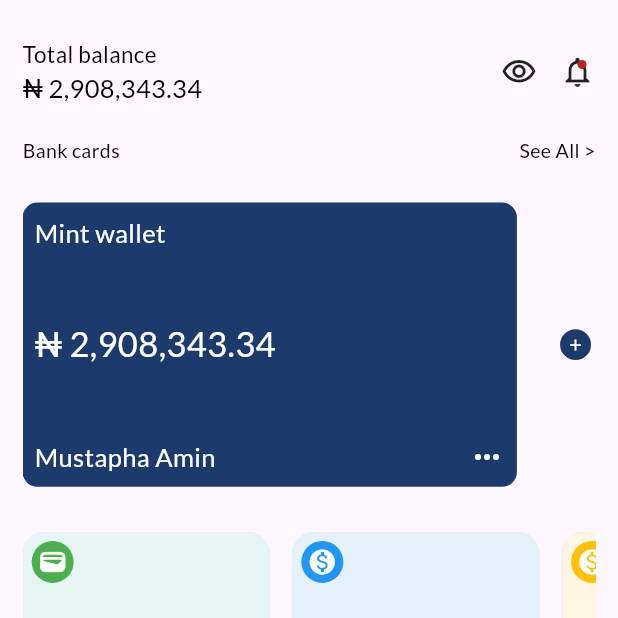
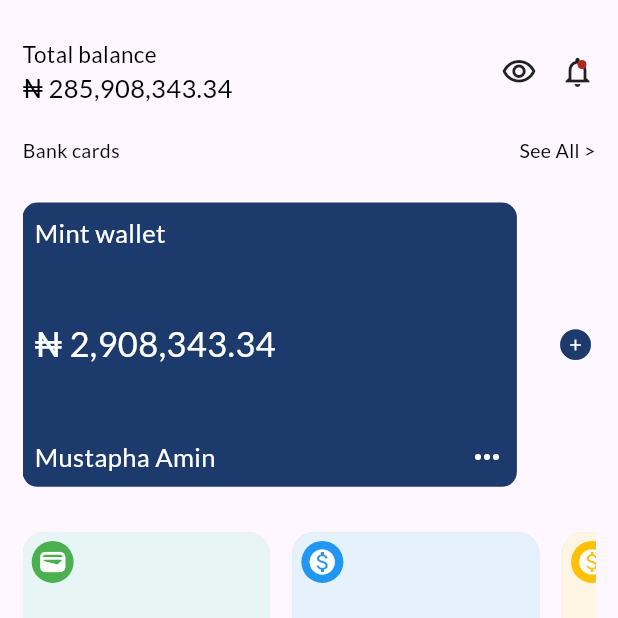
Before and after one commit to mustapha-amin/mint, a Flutter app: the screen it shows after launch, on a phone screen of 412 x 824 dp, the top half of it. Run offline on Flutter 3.47's test engine with Material 2 defaults, Android fonts, the phone set to English and light mode, and no system bars; our stand-ins replace google_fonts.

Commit message:
code refactor

```diff
--- a/lib/main.dart
+++ b/lib/main.dart
@@ -1,7 +1,5 @@
 import 'package:flutter/material.dart';
-import 'package:mint/nav_bar.dart';
-
-import 'home.dart';
+import 'nav_bar/nav_bar.dart';
 
 void main() {
   runApp(
--- a/lib/nav_bar.dart
+++ b/lib/nav_bar/nav_bar.dart
@@ -1,5 +1,6 @@
 import 'package:flutter/material.dart';
-import 'package:mint/home.dart';
+
+import 'screens/home.dart';
 
 class BottomNavBar extends StatefulWidget {
   const BottomNavBar({super.key});
--- a/lib/home.dart
+++ b/lib/nav_bar/screens/home.dart
@@ -1,9 +1,10 @@
 import 'package:flutter/material.dart';
-import 'package:mint/textstyle.dart';
 import 'package:mint/widgets/card_and_icon.dart';
 import 'package:mint/widgets/header.dart';
 import 'package:mint/widgets/service.dart';
 import 'package:mint/widgets/transaction_tile.dart';
+
+import '../../utils/textstyle.dart';
 
 class Home extends StatefulWidget {
   const Home({super.key});
--- a/lib/widgets/card_and_icon.dart
+++ b/lib/widgets/card_and_icon.dart
@@ -1,6 +1,7 @@
 import 'package:flutter/material.dart';
-import 'package:mint/consts.dart';
-import 'package:mint/textstyle.dart';
+
+import '../utils/consts.dart';
+import '../utils/textstyle.dart';
 
 class CardAndIcon extends StatelessWidget {
   const CardAndIcon({super.key});
--- a/lib/widgets/header.dart
+++ b/lib/widgets/header.dart
@@ -1,6 +1,6 @@
 import 'package:flutter/material.dart';
-import 'package:mint/consts.dart';
-import 'package:mint/textstyle.dart';
+import '../utils/consts.dart';
+import '../utils/textstyle.dart';
 
 class Header extends StatelessWidget {
   const Header({super.key});
@@ -14,7 +14,7 @@
           crossAxisAlignment: CrossAxisAlignment.start,
           children: [
             Text("Total balance", style: kTextStyle(15)),
-            Text("$nairaSymbol 2,908,343.34", style: kTextStyle(17)),
+            Text("$nairaSymbol 285,908,343.34", style: kTextStyle(17)),
           ],
         ),
         const Row(
--- a/lib/widgets/service.dart
+++ b/lib/widgets/service.dart
@@ -1,5 +1,5 @@
 import 'package:flutter/material.dart';
-import 'package:mint/textstyle.dart';
+import '../utils/textstyle.dart';
 
 class Service extends StatelessWidget {
   final IconData iconData;
--- a/lib/widgets/transaction_tile.dart
+++ b/lib/widgets/transaction_tile.dart
@@ -1,16 +1,19 @@
 import 'package:flutter/material.dart';
-import 'package:mint/consts.dart';
-import 'package:mint/textstyle.dart';
+
+import '../utils/consts.dart';
+import '../utils/textstyle.dart';
 
 class TransactionTile extends StatelessWidget {
   final String name;
   final String date;
   final String amount;
-  const TransactionTile(
-      {required this.name,
-      required this.date,
-      required this.amount,
-      super.key});
+
+  const TransactionTile({
+    required this.name,
+    required this.date,
+    required this.amount,
+    super.key,
+  });
 
   @override
   Widget build(BuildContext context) {
```
Also changed, not shown: lib/utils/consts.dart (renamed from lib/consts.dart), lib/utils/textstyle.dart (renamed from lib/textstyle.dart).
